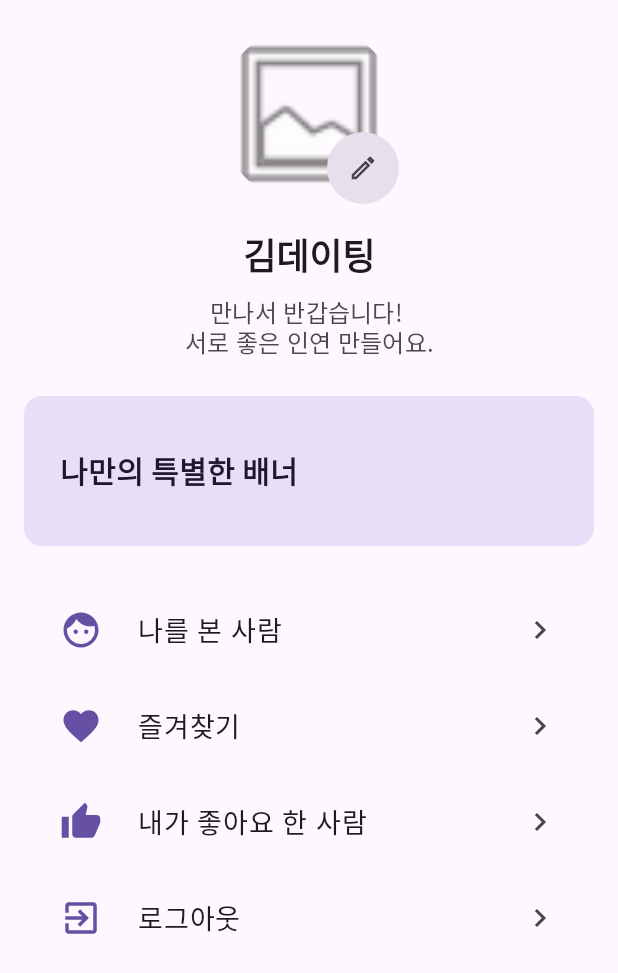
After one commit to yonghun7478/tenshoku_and, an Android app built with Jetpack Compose: the composable MyPageScreen shown on its own in the app's theme, on a phone screen of 412 x 824 dp. The commit adds this screen. Shown: the top 973 px of the screen. Run offline under Robolectric (Android 15) with nearby library versions, the phone set to English and light mode, and no system bars; our stand-ins replace Dagger/Hilt's generated code; pictures from the network do not load; Roboto replaces fonts that are not available here.

Commit message:
mypage ui

```diff
--- a/app/src/main/java/com/example/tokitoki/ui/screen/MainScreen.kt
+++ b/app/src/main/java/com/example/tokitoki/ui/screen/MainScreen.kt
@@ -9,10 +9,8 @@ import androidx.compose.foundation.layout.Column
 import androidx.compose.foundation.layout.Row
 import androidx.compose.foundation.layout.fillMaxSize
 import androidx.compose.foundation.layout.fillMaxWidth
-import androidx.compose.foundation.layout.height
 import androidx.compose.foundation.layout.padding
 import androidx.compose.foundation.layout.size
-import androidx.compose.foundation.shape.CircleShape
 import androidx.compose.material.icons.Icons
 import androidx.compose.material.icons.filled.Email
 import androidx.compose.material.icons.filled.Favorite
@@ -37,11 +35,10 @@ import androidx.compose.ui.graphics.vector.ImageVector
 import androidx.compose.ui.text.font.FontWeight
 import androidx.compose.ui.unit.dp
 import androidx.compose.ui.unit.sp
-import com.example.tokitoki.ui.constants.AboutMeMyProfileAction
+import com.example.tokitoki.ui.screen.mypage.MyPageScreen
 import com.example.tokitoki.ui.state.MainBottomItem
 import com.example.tokitoki.ui.state.MainUiEvent
 import com.example.tokitoki.ui.state.MainUiState
-import com.example.tokitoki.ui.theme.LocalColor
 import com.example.tokitoki.ui.viewmodel.MainViewModel
 
 @Composable
@@ -101,7 +98,7 @@ fun MainContents(
                 }
 
                 MainBottomItem.MY_PAGE -> {
-                    Text("MYPAGE")
+                    MyPageScreen()
                 }
             }
         }
--- /dev/null
+++ b/app/src/main/java/com/example/tokitoki/ui/screen/mypage/MyPageListItemData.kt
@@ -0,0 +1,9 @@
+package com.example.tokitoki.ui.screen.mypage
+
+import androidx.compose.ui.graphics.vector.ImageVector
+
+data class MyPageListItemData( // 새로운 데이터 클래스
+    val text: String,
+    val icon: ImageVector,
+    val onClick: () -> Unit
+)
--- /dev/null
+++ b/app/src/main/java/com/example/tokitoki/ui/screen/mypage/MyPageScreen.kt
@@ -0,0 +1,214 @@
+package com.example.tokitoki.ui.screen.mypage
+
+import androidx.compose.foundation.Image
+import androidx.compose.foundation.background
+import androidx.compose.foundation.layout.*
+import androidx.compose.foundation.lazy.LazyColumn
+import androidx.compose.foundation.lazy.items
+import androidx.compose.foundation.shape.CircleShape
+import androidx.compose.material.icons.Icons
+import androidx.compose.material.icons.filled.*
+import androidx.compose.material.icons.outlined.Edit
+import androidx.compose.material3.*
+import androidx.compose.runtime.Composable
+import androidx.compose.runtime.State
+import androidx.compose.runtime.collectAsState
+import androidx.compose.runtime.remember
+import androidx.compose.ui.Alignment
+import androidx.compose.ui.Modifier
+import androidx.compose.ui.draw.clip
+import androidx.compose.ui.graphics.vector.ImageVector
+import androidx.compose.ui.layout.ContentScale
+import androidx.compose.ui.res.painterResource
+import androidx.compose.ui.text.font.FontWeight
+import androidx.compose.ui.tooling.preview.Preview
+import androidx.compose.ui.unit.dp
+import androidx.compose.ui.unit.sp
+import androidx.hilt.navigation.compose.hiltViewModel
+import com.example.tokitoki.ui.state.MyPageState
+import com.example.tokitoki.ui.viewmodel.MyPageViewModel
+
+@Composable
+fun MyPageScreen(viewModel: MyPageViewModel = hiltViewModel()) {
+    val state = viewModel.myPageState.collectAsState()
+    MyPageScreenContent(
+        state = state,
+        onEditProfileClick = viewModel::onEditProfileClick,
+        onSeenMeClick = viewModel::onSeenMeClick,
+        onFavoritesClick = viewModel::onFavoritesClick,
+        onLikedMeClick = viewModel::onLikedMeClick,
+        onLogoutClick = viewModel::onLogoutClick
+    )
+}
+
+@Composable
+fun MyPageScreenContent(
+    state: State<MyPageState>,
+    onEditProfileClick: () -> Unit,
+    onSeenMeClick: () -> Unit,
+    onFavoritesClick: () -> Unit,
+    onLikedMeClick: () -> Unit,
+    onLogoutClick: () -> Unit
+) {
+    Column(
+        modifier = Modifier
+            .fillMaxSize()
+            .padding(16.dp)
+            .background(MaterialTheme.colorScheme.background), // 배경색 적용
+        horizontalAlignment = Alignment.CenterHorizontally // 전체 Column 중앙 정렬
+    ) {
+        MyPageProfileSection(
+            profileImageUrl = state.value.profileImageUrl,
+            nickname = state.value.nickname,
+            bio = state.value.bio,
+            onEditProfileClick = onEditProfileClick
+        )
+        Spacer(modifier = Modifier.height(24.dp)) // 간격 증가
+        MyPageBanner()
+        Spacer(modifier = Modifier.height(24.dp)) // 간격 증가
+        val myListItems = listOf(  // 리스트 생성
+            MyPageListItemData(text = "나를 본 사람", icon = Icons.Filled.Face, onClick = onSeenMeClick),
+            MyPageListItemData(text = "즐겨찾기", icon = Icons.Filled.Favorite, onClick = onFavoritesClick),
+            MyPageListItemData(text = "내가 좋아요 한 사람", icon = Icons.Filled.ThumbUp, onClick = onLikedMeClick),
+            MyPageListItemData(text = "로그아웃", icon = Icons.Filled.ExitToApp, onClick = onLogoutClick)
+        )
+
+        LazyColumn { // LazyColumn으로 변경
+            items(myListItems) { item -> // items로 반복
+                MyPageListItem(text = item.text, icon = item.icon, onClick = item.onClick)
+            }
+        }
+    }
+}
+
+
+
+@Composable
+fun MyPageProfileSection(
+    profileImageUrl: String,
+    nickname: String,
+    bio: String?,
+    onEditProfileClick: () -> Unit
+) {
+    Column(
+        horizontalAlignment = Alignment.CenterHorizontally, // 내부 Column 중앙 정렬
+        modifier = Modifier.fillMaxWidth()
+    ) {
+        MyPageProfilePicture(profileImageUrl = profileImageUrl, onEditProfileClick = onEditProfileClick)
+        Spacer(modifier = Modifier.height(16.dp)) // 간격 증가
+        Text(
+            text = nickname,
+            style = MaterialTheme.typography.headlineSmall.copy(
+                fontWeight = FontWeight.Bold,
+                fontSize = 24.sp, // 폰트 크기 증가
+                color = MaterialTheme.colorScheme.onBackground // 텍스트 색상 적용
+            )
+        )
+        Spacer(modifier = Modifier.height(8.dp))
+        if (!bio.isNullOrBlank()) {
+            Text(
+                text = bio,
+                style = MaterialTheme.typography.bodyMedium.copy(
+                    fontSize = 16.sp, // 폰트 크기 증가
+                    color = MaterialTheme.colorScheme.onBackground.copy(alpha = 0.8f) // 텍스트 색상 및 투명도 적용
+                ),
+                modifier = Modifier.padding(horizontal = 32.dp), // 양쪽 여백 추가
+                textAlign = androidx.compose.ui.text.style.TextAlign.Center // 텍스트 중앙 정렬
+            )
+        }
+    }
+}
+
+@Composable
+fun MyPageProfilePicture(profileImageUrl: String, onEditProfileClick: () -> Unit) {
+    Box(contentAlignment = Alignment.BottomEnd) {
+        // 실제 앱에서는 Coil, Glide 등의 라이브러리를 사용하여 이미지 로딩
+        Image(
+            painter = painterResource(id = android.R.drawable.ic_menu_gallery), // 임시 이미지
+            contentDescription = "프로필 사진",
+            modifier = Modifier
+                .size(120.dp) // 크기 증가
+                .clip(CircleShape),
+            contentScale = ContentScale.Crop,
+        )
+        IconButton(
+            onClick = onEditProfileClick,
+            modifier = Modifier
+                .padding(bottom = 8.dp, end = 8.dp) // 여백 증가
+                .size(32.dp) // 크기 증가
+                .background(MaterialTheme.colorScheme.surfaceVariant, shape = CircleShape)
+        ) {
+            Icon(
+                imageVector = Icons.Outlined.Edit,
+                contentDescription = "프로필 수정",
+                tint = MaterialTheme.colorScheme.onSurfaceVariant,
+                modifier = Modifier.size(20.dp) // 크기 증가
+            )
+        }
+    }
+}
+
+@Composable
+fun MyPageBanner() {
+    Box(
+        modifier = Modifier
+            .fillMaxWidth()
+            .height(100.dp) // 높이 증가
+            .background(MaterialTheme.colorScheme.secondaryContainer, shape = MaterialTheme.shapes.medium) // 배경색 및 둥근 모서리 적용
+            .padding(24.dp), // 패딩 증가
+        contentAlignment = Alignment.CenterStart
+    ) {
+        Text(
+            text = "나만의 특별한 배너",
+            style = MaterialTheme.typography.titleLarge.copy( // 스타일 변경
+                fontWeight = FontWeight.SemiBold, // 굵기 추가
+                fontSize = 20.sp
+            ),
+            color = MaterialTheme.colorScheme.onSecondaryContainer
+        )
+    }
+}
+
+@Composable
+fun MyPageListItem(text: String, icon: ImageVector, onClick: () -> Unit) {
+    Button(
+        onClick = onClick,
+        modifier = Modifier
+            .fillMaxWidth()
+            .padding(vertical = 8.dp), // 여백 증가
+        colors = ButtonDefaults.buttonColors(
+            containerColor = MaterialTheme.colorScheme.surface, // 배경색 변경
+            contentColor = MaterialTheme.colorScheme.onSurface,
+        )
+    ) {
+        Row(
+            verticalAlignment = Alignment.CenterVertically,
+            horizontalArrangement = Arrangement.SpaceBetween,
+            modifier = Modifier.fillMaxWidth()
+        ) {
+            Row(verticalAlignment = Alignment.CenterVertically) {
+                Icon(imageVector = icon, contentDescription = text, modifier = Modifier.size(28.dp), tint = MaterialTheme.colorScheme.primary) // 아이콘 크기, 색상 변경
+                Spacer(modifier = Modifier.width(24.dp)) // 간격 증가
+                Text(text = text, style = MaterialTheme.typography.bodyLarge.copy(fontSize = 18.sp, fontWeight = FontWeight.Medium)) // 폰트 크기, 굵기 변경
+            }
+            Icon(imageVector = Icons.Filled.KeyboardArrowRight, contentDescription = "다음", modifier = Modifier.size(24.dp), tint = MaterialTheme.colorScheme.onSurfaceVariant) // 아이콘 크기, 색상 변경
+        }
+    }
+}
+
+@Preview(showBackground = true)
+@Composable
+fun PreviewMyPageScreen() {
+    MaterialTheme {
+        // 직접 ViewModel 인스턴스를 생성하여 전달
+        val viewModel = remember { MyPageViewModel() }
+        MyPageScreenContent(
+            state = viewModel.myPageState.collectAsState(),
+            onEditProfileClick = { },
+            onSeenMeClick = { },
+            onFavoritesClick = { },
+            onLikedMeClick = { },
+            onLogoutClick = { }
+        )
+    }
+}
--- /dev/null
+++ b/app/src/main/java/com/example/tokitoki/ui/state/MyPageState.kt
@@ -0,0 +1,16 @@
+package com.example.tokitoki.ui.state
+
+object MyPageDummyData {
+    val myPageState = MyPageState(
+        profileImageUrl = "https://via.placeholder.com/150", // 실제 앱에서는 사용자 프로필 이미지 URL 사용
+        nickname = "김데이팅",
+        bio = "만나서 반갑습니다! \n서로 좋은 인연 만들어요."
+    )
+}
+
+// UI 상태를 위한 데이터 클래스
+data class MyPageState(
+    val profileImageUrl: String,
+    val nickname: String,
+    val bio: String?
+)
--- /dev/null
+++ b/app/src/main/java/com/example/tokitoki/ui/viewmodel/MyPageViewModel.kt
@@ -0,0 +1,48 @@
+package com.example.tokitoki.ui.viewmodel
+
+import androidx.lifecycle.ViewModel
+import androidx.lifecycle.viewModelScope
+import com.example.tokitoki.ui.state.MyPageDummyData
+import com.example.tokitoki.ui.state.MyPageState
+import dagger.hilt.android.lifecycle.HiltViewModel
+import kotlinx.coroutines.flow.MutableStateFlow
+import kotlinx.coroutines.flow.StateFlow
+import kotlinx.coroutines.flow.asStateFlow
+import kotlinx.coroutines.launch
+import javax.inject.Inject
+
+// ViewModel
+@HiltViewModel // HiltViewModel 어노테이션 추가
+class MyPageViewModel @Inject constructor( // @Inject 생성자 추가
+    // 필요한 의존성들을 여기에 선언합니다. 예시:
+    // private val userRepository: UserRepository
+) : ViewModel() {
+    private val _myPageState = MutableStateFlow(MyPageDummyData.myPageState)
+    val myPageState: StateFlow<MyPageState> = _myPageState.asStateFlow()
+
+    fun onEditProfileClick() {
+        // Use Case 호출 (아직 구현 안됨)
+        println("ViewModel: 프로필 수정 클릭")
+        // UI 상태 업데이트 (예시)
+        viewModelScope.launch { //launch 추가
+            _myPageState.emit(_myPageState.value.copy(nickname = "New Nickname"))
+        }
+
+    }
+
+    fun onSeenMeClick() {
+        println("ViewModel: 나를 본 사람 클릭")
+    }
+
+    fun onFavoritesClick() {
+        println("ViewModel: 즐겨찾기 클릭")
+    }
+
+    fun onLikedMeClick() {
+        println("ViewModel: 내가 좋아요 한 사람 클릭")
+    }
+
+    fun onLogoutClick() {
+        println("ViewModel: 로그아웃 클릭")
+    }
+}
```
